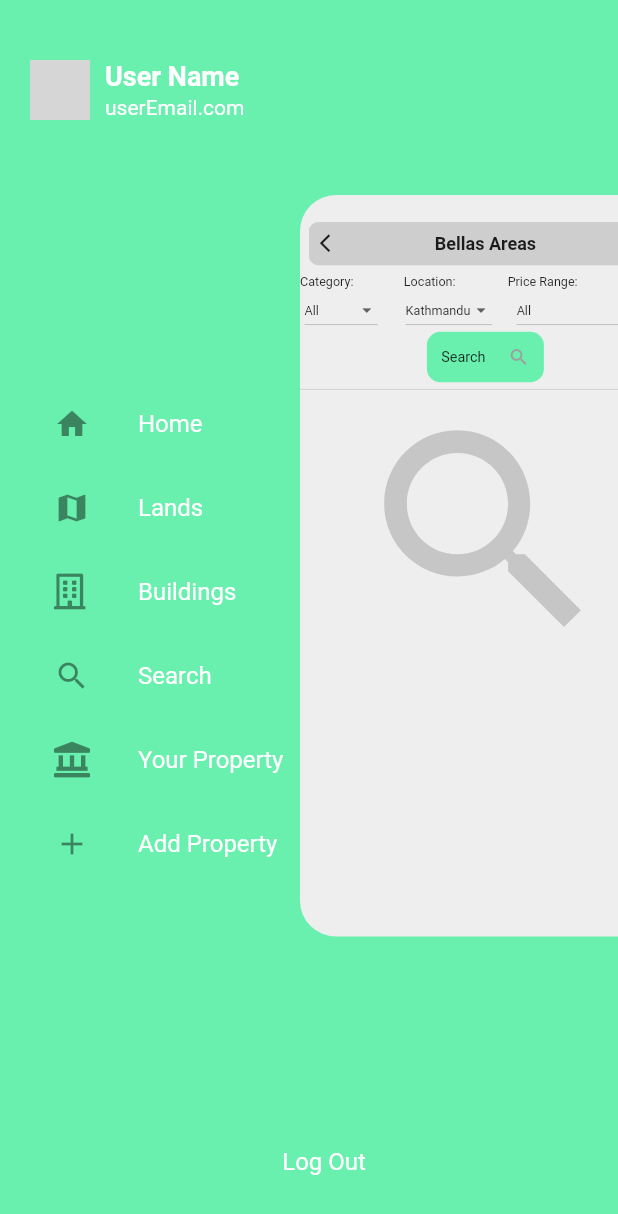
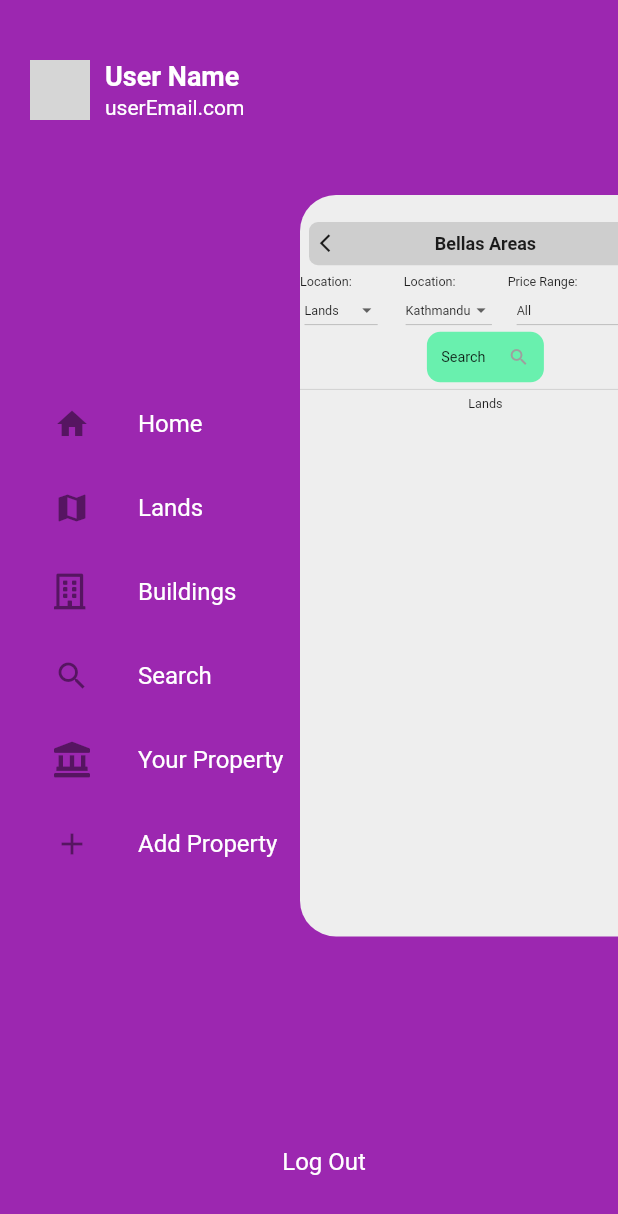
Before and after one commit to Nabinda/real_estate, a Flutter app: the SearchScreenHomePage screen opened by its route, after a tap on the "menu" icon, on a phone screen of 412 x 824 dp. Shown: the top 1214 px of the screen. Run offline on Flutter 3.47's test engine with Material 2 defaults, Android fonts, the phone set to English and light mode, and no system bars; our stand-ins replace carousel_pro, font_awesome_flutter, image_picker; missing offline and left inert: flare_splash_screen, flutter_page_transition; network calls fail; grey boxes are pictures that could not be loaded.

Commit message:
Added Add Property UI

```diff
--- /dev/null
+++ b/lib/provider/category_provider.dart
@@ -0,0 +1,19 @@
+import 'package:flutter/cupertino.dart';
+
+class CategoryProvider extends ChangeNotifier {
+  List<String> _categories = ["Lands", "Buildings"];
+  String selectedCategory = "Lands";
+
+  List<String> getCategories() {
+    return [..._categories];
+  }
+
+  String get selected {
+    return selectedCategory;
+  }
+
+  set selected(String selected) {
+    selectedCategory = selected;
+    notifyListeners();
+  }
+}
--- /dev/null
+++ b/lib/provider/district_provider.dart
@@ -0,0 +1,18 @@
+import 'package:flutter/cupertino.dart';
+
+class DistrictProvider extends ChangeNotifier {
+  List<String> _districts = ["Kathmandu", "Pokhara", "Butwal"];
+  String selectedDistrict = "Kathmandu";
+  List<String> getDistricts() {
+    return [..._districts];
+  }
+
+  String get selected {
+    return selectedDistrict;
+  }
+
+  set selected(String selected) {
+    selectedDistrict = selected;
+    notifyListeners();
+  }
+}
--- a/lib/screen/drawer_screen.dart
+++ b/lib/screen/drawer_screen.dart
@@ -1,3 +1,4 @@
+import 'package:bellasareas/screen/edit_add_property_screen.dart';
 import 'package:bellasareas/screen/lands_building_screen.dart';
 import 'package:bellasareas/screen/overview_screen.dart';
 import 'package:bellasareas/screen/search_screen.dart';
@@ -15,7 +16,7 @@ class _DrawerScreenState extends State<DrawerScreen> {
   @override
   Widget build(BuildContext context) {
     return Container(
-      color: Colors.greenAccent,
+      color: Colors.purple,
       padding: EdgeInsets.only(top: 40, left: 20, bottom: 40),
       child: Column(
         mainAxisAlignment: MainAxisAlignment.spaceBetween,
@@ -110,7 +111,10 @@ class _DrawerScreenState extends State<DrawerScreen> {
                 ),
               ),
               ListTile(
-                onTap: () {},
+                onTap: () {
+                  Navigator.of(context)
+                      .pushNamed(EditAddPropertyScreen.routeName);
+                },
                 leading: FaIcon(FontAwesomeIcons.landmark),
                 title: Text(
                   "Your Property",
--- a/lib/screen/property_details_screen.dart
+++ b/lib/screen/property_details_screen.dart
@@ -118,7 +118,8 @@ class PropertyDetailsScreen extends StatelessWidget {
                                   left: 30.0,
                                   right: 30.0,
                                   bottom: 40.0),
-                              child: Padding(
+                              child: Container(
+                                width: MediaQuery.of(context).size.width * 0.75,
                                 padding: EdgeInsets.all(10.0),
                                 child: Column(
                                   children: <Widget>[
--- a/lib/screen/search_screen.dart
+++ b/lib/screen/search_screen.dart
@@ -1,5 +1,8 @@
 import 'package:bellasareas/model/property.dart';
+import 'package:bellasareas/provider/category_provider.dart';
 import 'package:bellasareas/screen/drawer_screen.dart';
+import 'package:bellasareas/widgets/category_dropdown.dart';
+import 'package:bellasareas/widgets/district_dropdown.dart';
 import 'package:flutter/cupertino.dart';
 import 'package:flutter/material.dart';
 import 'package:flutter/widgets.dart';
@@ -30,10 +33,6 @@ class SearchScreen extends StatefulWidget {
 }
 
 class _SearchScreenState extends State<SearchScreen> {
-  List<String> categories = ["All", "Lands", "Buildings"];
-  String selectedCategory = "All";
-  List<String> locations = ["All", "Kathmandu", "Pokhara", "Butwal"];
-  String selectedLocation = "Kathmandu";
   List<String> priceRange = [
     "All",
     "1000000-1500000",
@@ -45,9 +44,11 @@ class _SearchScreenState extends State<SearchScreen> {
   double yOffSet = 0;
   double scaleFactor = 1;
   bool isDrawerOpen = false;
-  bool isSearch = false;
+  bool isSearch = true;
   @override
   Widget build(BuildContext context) {
+    String selectedCategory =
+        Provider.of<CategoryProvider>(context).selectedCategory;
     return AnimatedContainer(
       height: MediaQuery.of(context).size.height,
       transform: Matrix4.translationValues(xOffSet, yOffSet, 0)
@@ -121,35 +122,12 @@ class _SearchScreenState extends State<SearchScreen> {
                           crossAxisAlignment: CrossAxisAlignment.start,
                           children: <Widget>[
                             Text(
-                            "Category:",
+                              "Location:",
                               style: TextStyle(fontSize: 14),
                             ),
-                          Padding(
-                            padding: EdgeInsets.only(left: 5),
-                            child: DropdownButton<String>(
-                              items: categories.map((dropdownStringItem) {
-                                return DropdownMenuItem<String>(
-                                  value: dropdownStringItem,
-                                  child: Expanded(
-                                    flex: 1,
-                                    child: Text(
-                                      dropdownStringItem,
-                                      style: TextStyle(fontSize: 14),
-                                    ),
-                                  ),
-                                );
-                              }).toList(),
-                              value: selectedCategory,
-                              onChanged: (value) {
-                                setState(() {
-                                  selectedCategory = value;
-                                });
-                              },
-                            ),
-                          ),
+                            CategoryDropDown(),
                           ],
-                      ),
-                    ),
+                        )),
                     //--------------DropDown of Locations-------------
                     Container(
                         width: MediaQuery.of(context).size.width * 0.28,
@@ -160,34 +138,9 @@ class _SearchScreenState extends State<SearchScreen> {
                               "Location:",
                               style: TextStyle(fontSize: 14),
                             ),
-                          Padding(
-                            padding: EdgeInsets.only(left: 2),
-                            child: DropdownButton<String>(
-                              items: locations.map((dropdownStringItem) {
-                                return DropdownMenuItem<String>(
-                                  value: dropdownStringItem,
-                                  child: Expanded(
-                                    flex: 1,
-                                    child: Text(
-                                      dropdownStringItem,
-                                      style: TextStyle(
-                                        fontSize: 14,
-                                      ),
-                                    ),
-                                  ),
-                                );
-                              }).toList(),
-                              value: selectedLocation,
-                              onChanged: (value) {
-                                setState(() {
-                                  selectedLocation = value;
-                                });
-                              },
-                            ),
-                          ),
+                            DistrictDropDown(),
                           ],
-                      ),
-                    ),
+                        )),
                     //----------DropDown for PriceRange-----------------
                     Expanded(
                       flex: 1,
@@ -248,7 +201,9 @@ class _SearchScreenState extends State<SearchScreen> {
               ),
               Divider(),
               isSearch
-                  ? Container()
+                  ? Container(
+                      child: Text(selectedCategory),
+                    )
                   : Center(
                       child: Icon(
                       Icons.search,
--- /dev/null
+++ b/lib/widgets/category_dropdown.dart
@@ -0,0 +1,39 @@
+import 'package:bellasareas/provider/category_provider.dart';
+import 'package:flutter/material.dart';
+import 'package:provider/provider.dart';
+
+class CategoryDropDown extends StatefulWidget {
+  @override
+  _CategoryDropDownState createState() => _CategoryDropDownState();
+}
+
+class _CategoryDropDownState extends State<CategoryDropDown> {
+  @override
+  Widget build(BuildContext context) {
+    final provider = Provider.of<CategoryProvider>(context);
+    final categories = provider.getCategories();
+    return Padding(
+      padding: EdgeInsets.only(left: 5),
+      child: DropdownButton<String>(
+        items: categories.map((dropdownStringItem) {
+          return DropdownMenuItem<String>(
+            value: dropdownStringItem,
+            child: Expanded(
+              flex: 1,
+              child: Text(
+                dropdownStringItem,
+                style: TextStyle(fontSize: 14),
+              ),
+            ),
+          );
+        }).toList(),
+        value: provider.selectedCategory,
+        onChanged: (value) {
+          setState(() {
+            provider.selected = value;
+          });
+        },
+      ),
+    );
+  }
+}
--- /dev/null
+++ b/lib/widgets/district_dropdown.dart
@@ -0,0 +1,42 @@
+import 'package:bellasareas/provider/district_provider.dart';
+import 'package:flutter/material.dart';
+import 'package:provider/provider.dart';
+
+class DistrictDropDown extends StatefulWidget {
+  @override
+  _DistrictDropDownState createState() => _DistrictDropDownState();
+}
+
+class _DistrictDropDownState extends State<DistrictDropDown> {
+  @override
+  Widget build(BuildContext context) {
+    final provider = Provider.of<DistrictProvider>(context);
+    final district = provider.getDistricts();
+
+    return Padding(
+      padding: EdgeInsets.only(left: 2),
+      child: DropdownButton<String>(
+        items: district.map((dropdownStringItem) {
+          return DropdownMenuItem<String>(
+            value: dropdownStringItem,
+            child: Expanded(
+              flex: 1,
+              child: Text(
+                dropdownStringItem,
+                style: TextStyle(
+                  fontSize: 14,
+                ),
+              ),
+            ),
+          );
+        }).toList(),
+        value: provider.selectedDistrict,
+        onChanged: (value) {
+          setState(() {
+            provider.selected = value;
+          });
+        },
+      ),
+    );
+  }
+}
--- a/lib/widgets/property_detail.dart
+++ b/lib/widgets/property_detail.dart
@@ -15,7 +15,8 @@ class PropertyDetail extends StatelessWidget {
     return Card(
         elevation: 5,
         margin: EdgeInsets.symmetric(vertical: 10.0),
-        child: Padding(
+        child: Container(
+          width: MediaQuery.of(context).size.width * 0.75,
           padding: EdgeInsets.all(10.0),
           child: Column(
             children: <Widget>[
@@ -27,7 +28,6 @@ class PropertyDetail extends StatelessWidget {
                 thickness: 2,
               ),
               Container(
-                width: MediaQuery.of(context).size.width * 0.7,
                 height: propertyKeyDetails.length.toDouble() * 28,
                 child: ListView.builder(
                     itemBuilder: (ctx, index) => Padding(
--- a/pubspec.yaml
+++ b/pubspec.yaml
@@ -32,6 +32,7 @@ dependencies:
   carousel_pro: ^1.0.0
   flutter_page_transition: ^0.1.6
   font_awesome_flutter: ^8.8.1
+  image_picker: ^0.6.7+1
   flare_splash_screen: ^3.0.1
 
 dev_dependencies:
```
Also changed, not shown: lib/main.dart (+12 -23 lines), lib/screen/edit_add_property_screen.dart (added, +371 -0 lines), pubspec.lock, 2 other files. Lines whose indentation alone changed are shown as unchanged.
